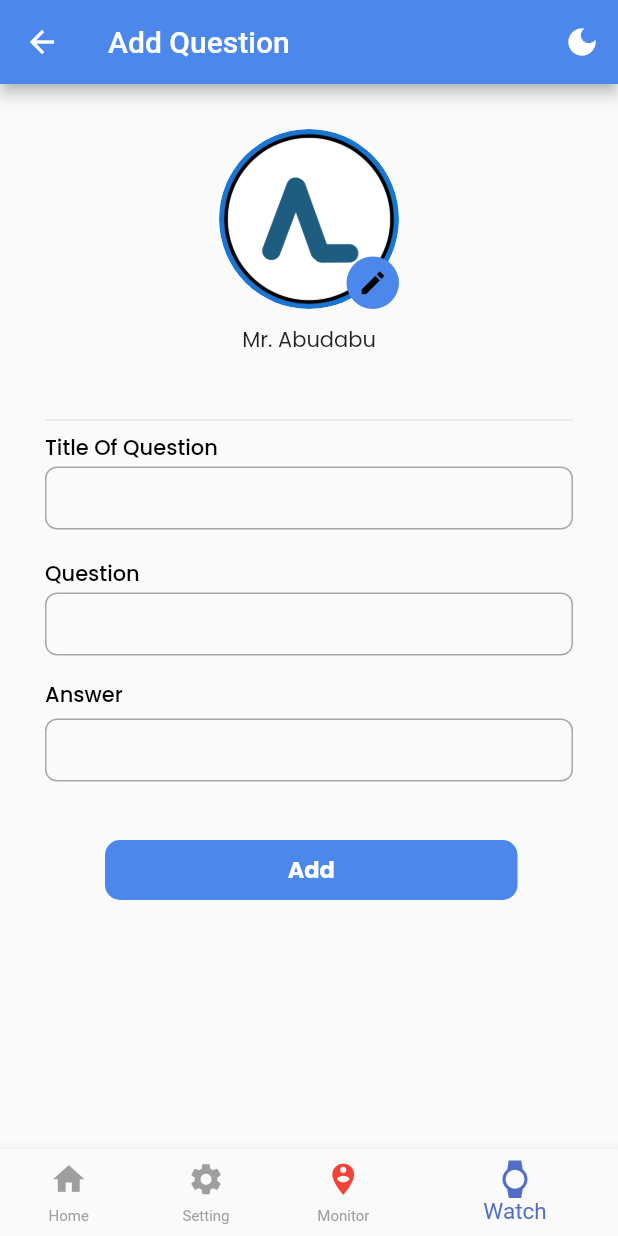
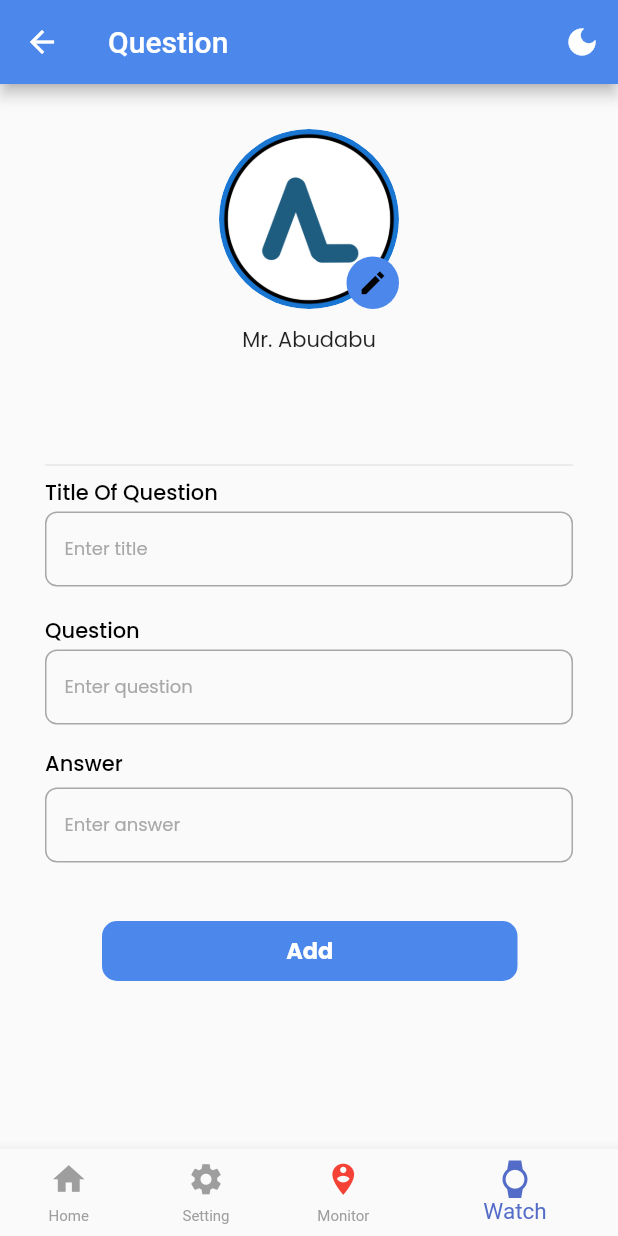
Before and after one commit to MumtazzainA/Alwatzher_MumtazKeren, a Flutter app: the AddQuestionScreen screen opened directly, on a phone screen of 412 x 824 dp. Run offline on Flutter 3.47's test engine with Material 2 defaults, Android fonts, the phone set to English and light mode, and no system bars; our stand-ins replace equatable, flutter_login, get, google_fonts, image_picker.

Commit message:
Add Question Fillable

```diff
--- a/lib/pages/add_question.dart
+++ b/lib/pages/add_question.dart
@@ -6,13 +6,13 @@ import 'package:image_picker/image_picker.dart';
 import '../controller/picture_controller.dart';
 
 class AddQuestionScreen extends StatefulWidget {
-  const AddQuestionScreen({super.key});
+  const AddQuestionScreen({Key? key}) : super(key: key);
 
   @override
-  State<AddQuestionScreen> createState() => _SettingProfileScreenState();
+  State<AddQuestionScreen> createState() => _AddQuestionScreenState();
 }
 
-class _SettingProfileScreenState extends State<AddQuestionScreen> {
+class _AddQuestionScreenState extends State<AddQuestionScreen> {
   File? pickedFile;
 
   ImagePicker imagePicker = ImagePicker();
@@ -21,6 +21,18 @@ class _SettingProfileScreenState extends State<AddQuestionScreen> {
 
   int _currentIndex = 3;
 
+  TextEditingController titleController = TextEditingController();
+  TextEditingController questionController = TextEditingController();
+  TextEditingController answerController = TextEditingController();
+
+  @override
+  void dispose() {
+    titleController.dispose();
+    questionController.dispose();
+    answerController.dispose();
+    super.dispose();
+  }
+
   @override
   Widget build(BuildContext context) {
     var isDark = MediaQuery.of(context).platformBrightness == Brightness.dark;
@@ -28,12 +40,13 @@ class _SettingProfileScreenState extends State<AddQuestionScreen> {
       appBar: AppBar(
         backgroundColor: Color(0xff4C88EC),
         title: Text(
-          'Add Question',
+          'Question',
         ),
         actions: [
           IconButton(
-              onPressed: () {},
-              icon: Icon(isDark ? Icons.light_mode : Icons.dark_mode)),
+            onPressed: () {},
+            icon: Icon(isDark ? Icons.light_mode : Icons.dark_mode),
+          ),
         ],
       ),
       body: SingleChildScrollView(
@@ -50,9 +63,7 @@ class _SettingProfileScreenState extends State<AddQuestionScreen> {
                       borderRadius: BorderRadius.circular(100),
                       child: Obx(
                         () => CircleAvatar(
-                          backgroundImage: pictureController
-                                      .isProficPicPathSet.value ==
-                                  true
+                          backgroundImage: pictureController.isProficPicPathSet.value == true
                               ? FileImage(
                                   File(pictureController.profilePicPath.value),
                                 ) as ImageProvider
@@ -81,8 +92,9 @@ class _SettingProfileScreenState extends State<AddQuestionScreen> {
                       onTap: () {
                         print("Camera clicked");
                         showModalBottomSheet(
-                            context: context,
-                            builder: (context) => bottomSheet(context));
+                          context: context,
+                          builder: (context) => bottomSheet(context),
+                        );
                       },
                     ),
                   ),
@@ -97,7 +109,7 @@ class _SettingProfileScreenState extends State<AddQuestionScreen> {
               ),
               const SizedBox(height: 15),
               const SizedBox(
-                height: 20,
+                height: 50,
               ),
               const Divider(),
               Container(
@@ -122,20 +134,32 @@ class _SettingProfileScreenState extends State<AddQuestionScreen> {
                     ),
                     Container(
                       margin: EdgeInsets.fromLTRB(0, 0, 0, 19),
-                      padding: EdgeInsets.fromLTRB(12, 11, 12, 11),
+                      padding: EdgeInsets.fromLTRB(12, 0, 12, 0),
                       width: double.infinity,
                       decoration: BoxDecoration(
                         border: Border.all(color: Color(0xffa8a8a8)),
                         borderRadius: BorderRadius.circular(8),
                       ),
-                      child: Text(
-                        '',
+                      child: TextFormField(
+                        controller: titleController,
                         style: GoogleFonts.poppins(
                           textStyle: TextStyle(
                             fontSize: 12,
                             fontWeight: FontWeight.w400,
                             height: 1.5,
                             color: Color(0xff000000),
+                          ),
+                        ),
+                        decoration: InputDecoration(
+                          border: InputBorder.none,
+                          hintText: 'Enter title',
+                          hintStyle: GoogleFonts.poppins(
+                            textStyle: TextStyle(
+                              fontSize: 12,
+                              fontWeight: FontWeight.w400,
+                              height: 1.5,
+                              color: Color(0xffa8a8a8),
+                            ),
                           ),
                         ),
                       ),
@@ -156,20 +180,32 @@ class _SettingProfileScreenState extends State<AddQuestionScreen> {
                     ),
                     Container(
                       margin: EdgeInsets.fromLTRB(0, 0, 0, 16),
-                      padding: EdgeInsets.fromLTRB(12, 10, 12, 12),
+                      padding: EdgeInsets.fromLTRB(12, 0, 12, 0),
                       width: double.infinity,
                       decoration: BoxDecoration(
                         border: Border.all(color: Color(0xffa8a8a8)),
                         borderRadius: BorderRadius.circular(8),
                       ),
-                      child: Text(
-                        '',
+                      child: TextFormField(
+                        controller: questionController,
                         style: GoogleFonts.poppins(
                           textStyle: TextStyle(
                             fontSize: 12,
                             fontWeight: FontWeight.w400,
                             height: 1.5,
                             color: Color(0xff000000),
+                          ),
+                        ),
+                        decoration: InputDecoration(
+                          border: InputBorder.none,
+                          hintText: 'Enter question',
+                          hintStyle: GoogleFonts.poppins(
+                            textStyle: TextStyle(
+                              fontSize: 12,
+                              fontWeight: FontWeight.w400,
+                              height: 1.5,
+                              color: Color(0xffa8a8a8),
+                            ),
                           ),
                         ),
                       ),
@@ -190,14 +226,14 @@ class _SettingProfileScreenState extends State<AddQuestionScreen> {
                     ),
                     Container(
                       margin: EdgeInsets.fromLTRB(0, 0, 0, 19),
-                      padding: EdgeInsets.fromLTRB(12, 11, 12, 11),
+                      padding: EdgeInsets.fromLTRB(12, 0, 12, 0),
                       width: double.infinity,
                       decoration: BoxDecoration(
                         border: Border.all(color: Color(0xffa8a8a8)),
                         borderRadius: BorderRadius.circular(8),
                       ),
-                      child: Text(
-                        '',
+                      child: TextFormField(
+                        controller: answerController,
                         style: GoogleFonts.poppins(
                           textStyle: TextStyle(
                             fontSize: 12,
@@ -206,11 +242,23 @@ class _SettingProfileScreenState extends State<AddQuestionScreen> {
                             color: Color(0xff000000),
                           ),
                         ),
+                        decoration: InputDecoration(
+                          border: InputBorder.none,
+                          hintText: 'Enter answer',
+                          hintStyle: GoogleFonts.poppins(
+                            textStyle: TextStyle(
+                              fontSize: 12,
+                              fontWeight: FontWeight.w400,
+                              height: 1.5,
+                              color: Color(0xffa8a8a8),
+                            ),
+                          ),
+                        ),
                       ),
                     ),
                     const SizedBox(height: 20),
                     Container(
-                      margin: EdgeInsets.fromLTRB(40, 0, 37, 125),
+                      margin: EdgeInsets.fromLTRB(38, 0, 37, 125),
                       width: double.infinity,
                       height: 40,
                       decoration: BoxDecoration(
@@ -278,8 +326,9 @@ class _SettingProfileScreenState extends State<AddQuestionScreen> {
           BottomNavigationBarItem(icon: Icon(Icons.home), label: 'Home'),
           BottomNavigationBarItem(icon: Icon(Icons.settings), label: 'Setting'),
           BottomNavigationBarItem(
-              icon: Icon(Icons.person_pin_circle, color: Colors.red),
-              label: 'Monitor'),
+            icon: Icon(Icons.person_pin_circle, color: Colors.red),
+            label: 'Monitor',
+          ),
           BottomNavigationBarItem(icon: Icon(Icons.watch), label: 'Watch'),
           // BottomNavigationBarItem(icon: Icon(Icons.person), label: 'Profile'),
         ],
@@ -318,8 +367,7 @@ class _SettingProfileScreenState extends State<AddQuestionScreen> {
                     ),
                     Text(
                       "Gallery",
-                      style:
-                          TextStyle(fontSize: 20, fontWeight: FontWeight.bold),
+                      style: TextStyle(fontSize: 20, fontWeight: FontWeight.bold),
                     )
                   ],
                 ),
@@ -340,8 +388,7 @@ class _SettingProfileScreenState extends State<AddQuestionScreen> {
                     ),
                     Text(
                       "Camera",
-                      style:
-                          TextStyle(fontSize: 20, fontWeight: FontWeight.bold),
+                      style: TextStyle(fontSize: 20, fontWeight: FontWeight.bold),
                     )
                   ],
                 ),
@@ -357,8 +404,7 @@ class _SettingProfileScreenState extends State<AddQuestionScreen> {
   }
 
   Future<void> takePhoto(ImageSource source) async {
-    final pickedImage =
-        await imagePicker.pickImage(source: source, imageQuality: 100);
+    final pickedImage = await imagePicker.pickImage(source: source, imageQuality: 100);
 
     pickedFile = File(pickedImage!.path);
     pictureController.setProfileImagePatch(pickedFile!.path);
--- a/lib/pages/home_screen.dart
+++ b/lib/pages/home_screen.dart
@@ -250,7 +250,7 @@ class _HomeScreenState extends State<HomeScreen> {
                 break;
               case 2:
                 // Ketika item "Monitor" ditekan
-                Navigator.pushNamed(context, '/monitor');
+                //Navigator.pushNamed(context, '/monitor');
                 break;
               case 3:
                 // Ketika item "Watch" ditekan
```
